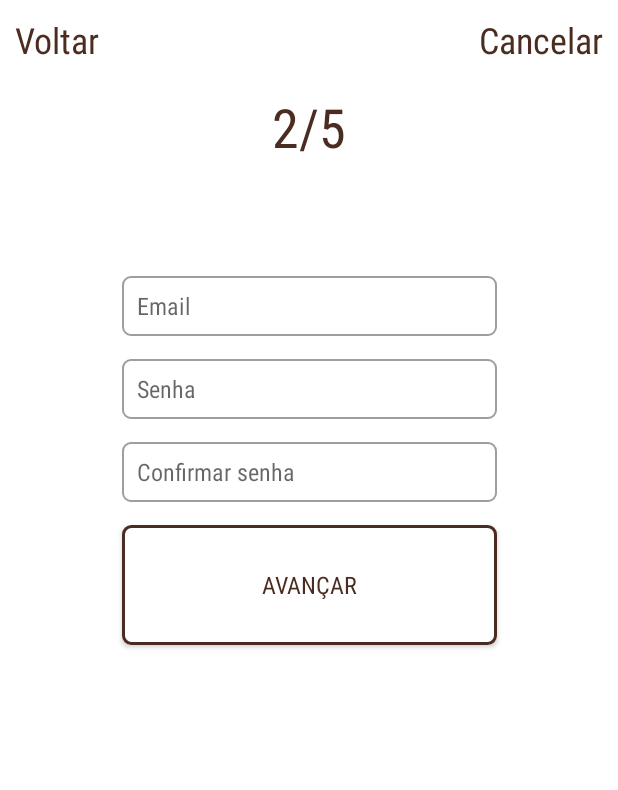
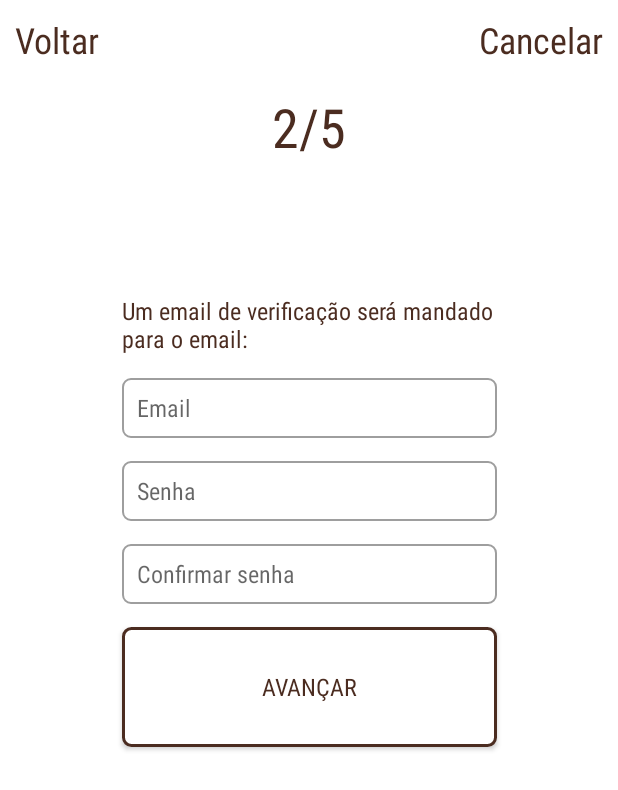
Before and after one commit to 4rthurS4ant0s/JudgeMe-Official, an Android app: the CreateAccount2Activity screen opened directly, with no data from a screen before it, on a phone screen of 412 x 824 dp. Shown: the top 790 px of the screen. Run offline under Robolectric (Android 15) with nearby library versions, the light colour scheme and no system bars.

Commit message:
Classe responsável por guardar os dados do usuário durante o processo de cadastro criada. Mensagens de erro substituiram os toats.

```diff
--- a/app/build.gradle
+++ b/app/build.gradle
@@ -33,7 +33,7 @@ dependencies {
     compile 'de.hdodenhof:circleimageview:2.2.0'
 
     compile 'com.google.firebase:firebase-core:11.6.2'
-    compile 'com.google.firebase:firebase-messaging:11.6.2'
+    compile 'com.google.firebase:firebase-auth:11.6.2'
 
 }
 apply plugin: 'com.google.gms.google-services'
--- a/app/src/main/java/comj/example/android/judgeme_androidapp/Activities/CreateAccount4Activity.java
+++ b/app/src/main/java/comj/example/android/judgeme_androidapp/Activities/CreateAccount4Activity.java
@@ -9,6 +9,7 @@ import android.widget.Button;
 import android.widget.EditText;
 import android.widget.TextView;
 
+import comj.example.android.judgeme_androidapp.Helpers.SharedPreferencesCreateAccount;
 import comj.example.android.judgeme_androidapp.R;
 
 public class CreateAccount4Activity extends Activity {
@@ -25,6 +26,8 @@ public class CreateAccount4Activity extends Activity {
     protected void onCreate(Bundle savedInstanceState) {
         super.onCreate(savedInstanceState);
         setContentView(R.layout.activity_create_account4);
+
+        SharedPreferencesCreateAccount sharedPreferencesCreateAccount = new SharedPreferencesCreateAccount(this);
 
         textViewVoltar = findViewById(R.id.textViewCreateAccountStep4Voltar);
         textViewVoltar.setOnClickListener(new View.OnClickListener() {
--- a/app/src/main/res/layout/activity_create_account2.xml
+++ b/app/src/main/res/layout/activity_create_account2.xml
@@ -58,6 +58,45 @@
         app:layout_constraintEnd_toEndOf="parent"
         app:layout_constraintStart_toStartOf="parent"/>
 
+    <TextView
+        android:id="@+id/textViewCreateAccountStep2MenssagemErro"
+
+        android:layout_width="250dp"
+        android:layout_height="wrap_content"
+        android:visibility="invisible"
+
+        android:fontFamily="sans-serif-condensed"
+        android:text="@string/hint_step2_erro_email_invalido"
+        android:textSize="16dp"
+        android:textStyle="normal"
+        android:textColor="@color/secondaryLightColor"
+
+        android:layout_marginTop="50dp"
+        android:layout_marginHorizontal="25dp"
+
+        app:layout_constraintTop_toBottomOf="@+id/textViewCreateAccountStep2Progresso"
+        app:layout_constraintEnd_toEndOf="parent"
+        app:layout_constraintStart_toStartOf="parent"/>
+
+    <TextView
+        android:id="@+id/textViewCreateAccountStep2MenssagemPricipal"
+
+        android:layout_width="250dp"
+        android:layout_height="wrap_content"
+
+        android:fontFamily="sans-serif-condensed"
+        android:text="@string/hint_step2_message"
+        android:textSize="16dp"
+        android:textStyle="normal"
+        android:textColor="@color/colorPrimaryDark"
+
+        android:layout_marginTop="15dp"
+        android:layout_marginHorizontal="25dp"
+
+        app:layout_constraintTop_toBottomOf="@+id/textViewCreateAccountStep2MenssagemErro"
+        app:layout_constraintEnd_toEndOf="parent"
+        app:layout_constraintStart_toStartOf="parent"/>
+
     <EditText
         android:id="@+id/editTextCreateAccount2Email"
 
@@ -73,8 +112,8 @@
 
         app:layout_constraintEnd_toEndOf="parent"
         app:layout_constraintStart_toStartOf="parent"
-        app:layout_constraintTop_toBottomOf="@id/textViewCreateAccountStep2Progresso"
-        android:layout_marginTop="75dp"
+        app:layout_constraintTop_toBottomOf="@id/textViewCreateAccountStep2MenssagemPricipal"
+        android:layout_marginTop="15dp"
         />
 
     <EditText
--- a/app/src/main/res/values/strings.xml
+++ b/app/src/main/res/values/strings.xml
@@ -34,12 +34,17 @@
         <item>Masculino</item>
         <item>Feminino</item>
     </string-array>
+    <string name="hint_step1_erro_nome">Nome ou sobrenome inválido(s)!</string>
 
     #CREATE ACCOUNT ACTIVITY 2#
     <string name="hint_step2">2/5</string>
+    <string name="hint_step2_message">Um email de verificação será mandado para o email:</string>
     <string name="hint_step2_email">Email</string>
     <string name="hint_step2_senha">Senha</string>
     <string name="hint_step2_confirmar_senha">Confirmar senha</string>
+    <string name="hint_step2_erro_email_invalido">Email inválido!</string>
+    <string name="hint_step2_erro_tamanho_senha">A senha deve conter entre 6 e 18 caracteres"</string>
+    <string name="hint_step2_erro_cofirma_senha">As senhas não coincidem!</string>
 
     #CREATE ACCOUNT ACTIVITY 3#
     <string name="hint_step3">3/5</string>
@@ -537,5 +542,6 @@
     #CREATE ACCOUNT ACTIVITY 5#
     <string name="hint_step5">5/5</string>
     <string name="hint_step5_nickname">\@nickname</string>
+    <string name="hint_step5_message">Escolha um nome de usuário:</string>
 
 </resources>
```
Also changed, not shown: app/src/main/java/comj/example/android/judgeme_androidapp/Activities/CreateAccount1Activity.java (+9 -1 lines), app/src/main/java/comj/example/android/judgeme_androidapp/Activities/CreateAccount2Activity.java (+15 -3 lines), app/src/main/java/comj/example/android/judgeme_androidapp/Activities/CreateAccount3Activity.java (+12 -2 lines), app/src/main/java/comj/example/android/judgeme_androidapp/Helpers/SharedPreferencesCreateAccount.java (added, +76 -0 lines), app/src/main/res/layout/activity_create_account1.xml (+22 -2 lines), app/src/main/res/layout/activity_create_account5.xml (+15 -12 lines).
